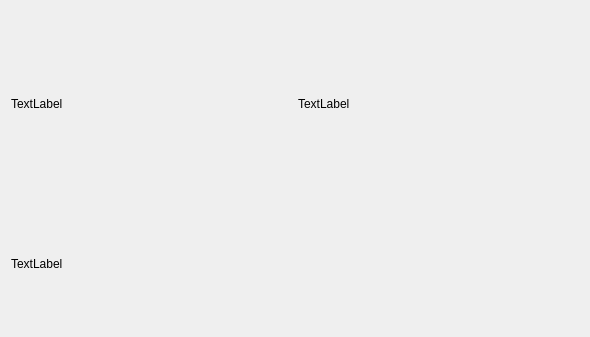
githubdoe/DFTFringe, file reportpage2.ui: the form before one commit.
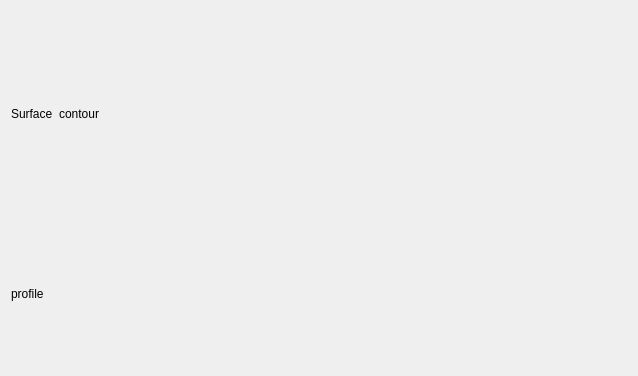
The form after the commit.

The edit to the form file:
```diff
--- a/reportpage2.ui
+++ b/reportpage2.ui
@@ -6,36 +6,49 @@
    <rect>
     <x>0</x>
     <y>0</y>
-    <width>590</width>
-    <height>337</height>
+    <width>638</width>
+    <height>376</height>
    </rect>
   </property>
   <property name="windowTitle">
    <string>Form</string>
   </property>
-  <layout class="QVBoxLayout" name="verticalLayout" stretch="3,2">
+  <layout class="QVBoxLayout" name="verticalLayout" stretch="10,7">
    <item>
     <layout class="QHBoxLayout" name="horizontalLayout">
      <item>
       <widget class="QLabel" name="surface">
        <property name="text">
-        <string>TextLabel</string>
+        <string>Surface</string>
        </property>
       </widget>
      </item>
      <item>
       <widget class="QLabel" name="contour">
        <property name="text">
-        <string>TextLabel</string>
+        <string>contour</string>
        </property>
       </widget>
      </item>
+     <item>
+      <spacer name="horizontalSpacer">
+       <property name="orientation">
+        <enum>Qt::Horizontal</enum>
+       </property>
+       <property name="sizeHint" stdset="0">
+        <size>
+         <width>40</width>
+         <height>20</height>
+        </size>
+       </property>
+      </spacer>
+     </item>
     </layout>
    </item>
    <item>
     <widget class="QLabel" name="profile">
      <property name="text">
-      <string>TextLabel</string>
+      <string>profile</string>
      </property>
     </widget>
    </item>
```
Left out of the diff: 2 changed lines with no effect on the pictures.
